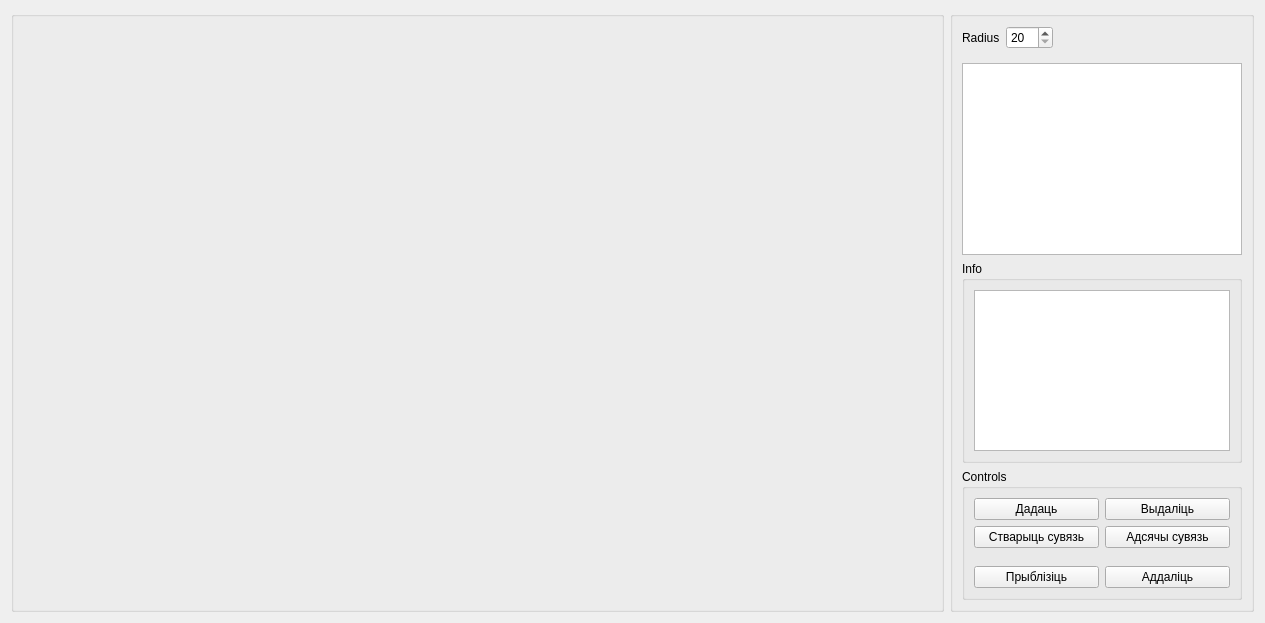
This is visualisationgraphform.ui in 0mniCrow/SmartGraph as Qt 5 draws it before an edit. The edited form follows.
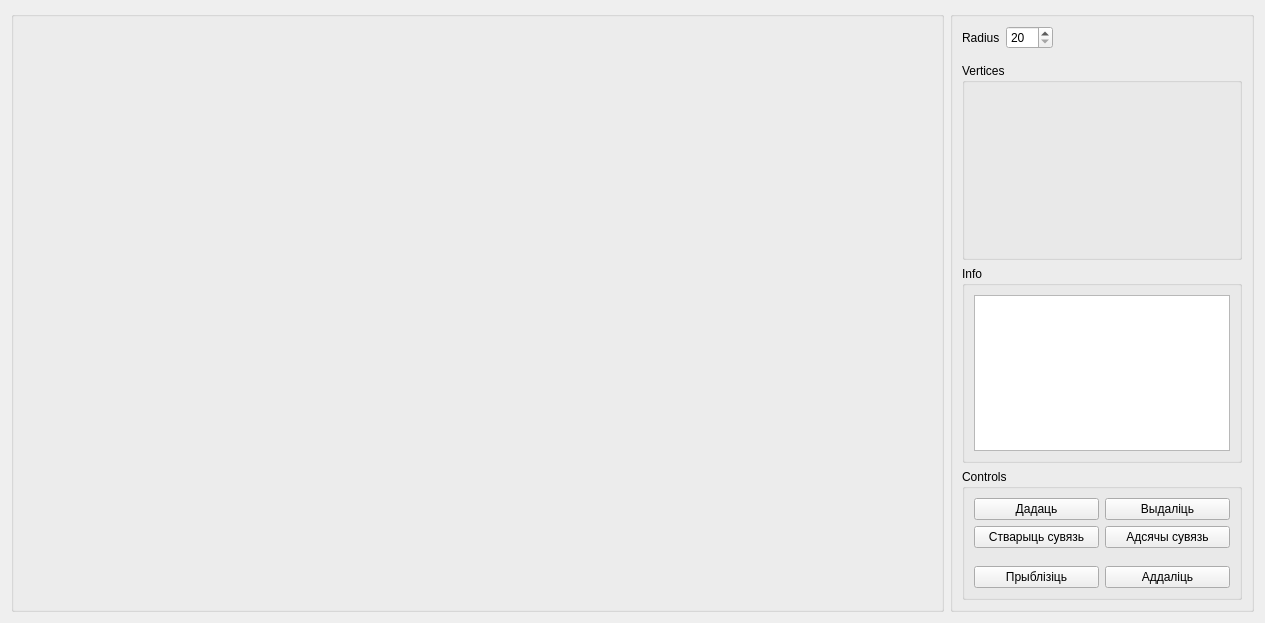
This is the edited form.

What changed in the file:
```diff
--- a/visualisationgraphform.ui
+++ b/visualisationgraphform.ui
@@ -28,7 +28,7 @@
        <property name="title">
         <string/>
        </property>
-       <layout class="QVBoxLayout" name="verticalLayout_2" stretch="0,0,1,0">
+       <layout class="QVBoxLayout" name="verticalLayout_2" stretch="0,1,1,0">
         <item>
          <layout class="QHBoxLayout" name="horizontalLayout_5">
           <property name="bottomMargin">
@@ -73,7 +73,11 @@
          </layout>
         </item>
         <item>
-         <widget class="QTableView" name="table_vertices"/>
+         <widget class="QGroupBox" name="group_forTableView">
+          <property name="title">
+           <string>Vertices</string>
+          </property>
+         </widget>
         </item>
         <item>
          <widget class="QGroupBox" name="group_info">
```
